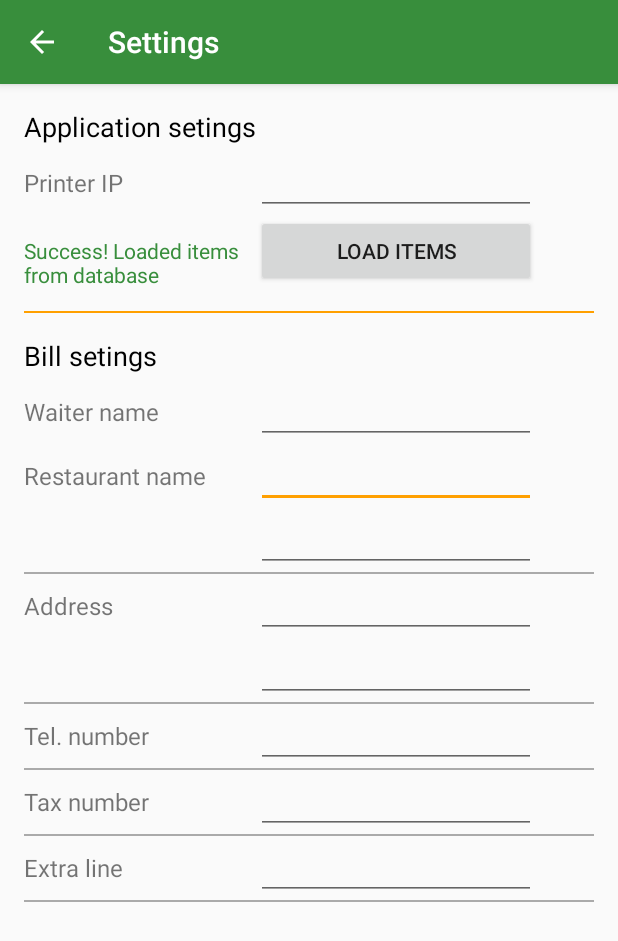
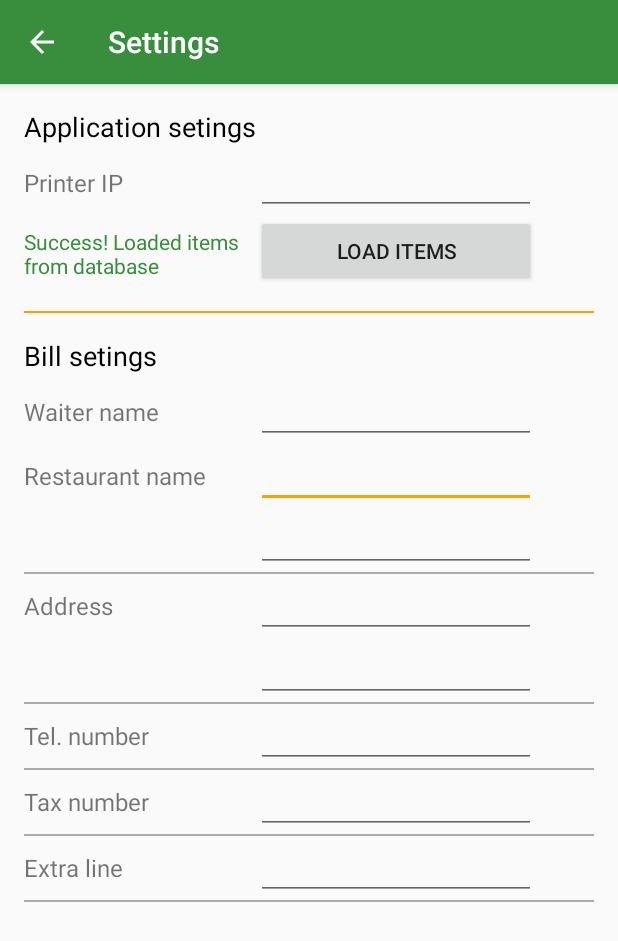
Before and after one commit to Laurensdc/wifiprinter, an Android app: the SettingsActivity screen opened directly, with no data from a screen before it, after a tap on "LOAD ITEMS", on a phone screen of 412 x 824 dp. Shown: the top 941 px of the screen. Run offline under Robolectric (Android 15) with nearby library versions, the phone set to English and light mode, and no system bars.

Commit message:
Fix scroll glitch in settings menu, add listeners in settings menu, only show confirm dialog if something changed, refactor settings menu to only do 1 findById per edittext

```diff
--- a/app/src/main/AndroidManifest.xml
+++ b/app/src/main/AndroidManifest.xml
@@ -9,7 +9,6 @@
         android:allowBackup="true"
         android:icon="@mipmap/ic_launcher"
         android:label="@string/app_name"
-        android:supportsRtl="true"
         android:theme="@style/AppTheme">
         <activity
             android:name=".MainActivity"
@@ -30,6 +29,7 @@
         <activity
             android:name=".SettingsActivity"
             android:label="@string/settings"
+            android:windowSoftInputMode="adjustResize"
             >
 
         </activity>
--- a/app/src/main/java/de/httptandooripalace/restaurantorderprinter/SettingsActivity.java
+++ b/app/src/main/java/de/httptandooripalace/restaurantorderprinter/SettingsActivity.java
@@ -4,6 +4,8 @@ import android.content.DialogInterface;
 import android.os.Bundle;
 import android.support.v7.app.AlertDialog;
 import android.support.v7.app.AppCompatActivity;
+import android.text.Editable;
+import android.text.TextWatcher;
 import android.view.View;
 import android.widget.TextView;
 import android.widget.Toast;
@@ -13,47 +15,93 @@ import helpers.HttpHandler;
 import helpers.SharedPrefHelper;
 
 public class SettingsActivity extends AppCompatActivity {
+    private boolean somethingChanged;
+
+    private TextView printer_ip, name_line_1, name_line_2, addr_line_1, addr_line_2, tel_line,
+        tax_nr, extra_line, waiter_name;
+
+    private TextWatcher textwatcher;
 
     @Override
     protected void onCreate(Bundle savedInstanceState) {
         super.onCreate(savedInstanceState);
         setContentView(R.layout.settings_activity);
 
+        somethingChanged = false;
+
         // Add back button
         getSupportActionBar().setDisplayHomeAsUpEnabled(true);
         getSupportActionBar().setDisplayShowHomeEnabled(true);
 
+        printer_ip = (TextView) findViewById(R.id.printer_ip);
+        name_line_1 = (TextView) findViewById(R.id.name_line_1);
+        name_line_2 = (TextView) findViewById(R.id.name_line_2);
+        addr_line_1 = (TextView) findViewById(R.id.addr_line_1);
+        addr_line_2 = (TextView) findViewById(R.id.addr_line_2);
+        tel_line = (TextView) findViewById(R.id.tel_line);
+        tax_nr = (TextView) findViewById(R.id.tax_nr);
+        extra_line = (TextView) findViewById(R.id.extra_line);
+        waiter_name = (TextView) findViewById(R.id.waitername);
+
         Settings settings = SharedPrefHelper.loadSettings(getApplicationContext());
         if(settings != null) {
-            ((TextView) findViewById(R.id.printer_ip)).setText(settings.getPrinterIp());
-            ((TextView) findViewById(R.id.name_line_1)).setText(settings.getNameLine1());
-            ((TextView) findViewById(R.id.name_line_2)).setText(settings.getNameLine2());
-            ((TextView) findViewById(R.id.addr_line_1)).setText(settings.getAddrLine1());
-            ((TextView) findViewById(R.id.addr_line_2)).setText(settings.getAddrLine2());
-            ((TextView) findViewById(R.id.tel_line)).setText(settings.getTelLine());
-            ((TextView) findViewById(R.id.tax_nr)).setText(settings.getTaxLine());
-            ((TextView) findViewById(R.id.extra_line)).setText(settings.getExtraLine());
-            ((TextView) findViewById(R.id.waitername)).setText(settings.getWaiter());
+            printer_ip.setText(settings.getPrinterIp());
+            name_line_1.setText(settings.getNameLine1());
+            name_line_2.setText(settings.getNameLine2());
+            addr_line_1.setText(settings.getAddrLine1());
+            addr_line_2.setText(settings.getAddrLine2());
+            tel_line.setText(settings.getTelLine());
+            tax_nr.setText(settings.getTaxLine());
+            extra_line.setText(settings.getExtraLine());
+            waiter_name.setText(settings.getWaiter());
         }
 
-        TextView restn = (TextView) findViewById(R.id.name_line_1);
-        restn.requestFocus();
+        name_line_1.requestFocus();
 
-        TextView iptv = (TextView) findViewById(R.id.printer_ip);
-        iptv.setOnFocusChangeListener(new View.OnFocusChangeListener() {
+        printer_ip.setOnFocusChangeListener(new View.OnFocusChangeListener() {
             @Override
             public void onFocusChange(View v, boolean hasFocus) {
                 if(hasFocus) {
+                    // Warn user not to change IP address of printer
                     Toast.makeText(getApplicationContext(), getText(R.string.changing_ip),
                             Toast.LENGTH_LONG).show();
                 }
             }
         });
 
+        textwatcher = new TextWatcher() {
+            @Override
+            public void beforeTextChanged(CharSequence s, int start, int count, int after) {}
+
+            @Override
+            public void onTextChanged(CharSequence s, int start, int before, int count) {}
+
+            @Override
+            public void afterTextChanged(Editable s) {
+                somethingChanged = true;
+            }
+        };
+
+        printer_ip.addTextChangedListener(textwatcher);
+        name_line_1.addTextChangedListener(textwatcher);
+        name_line_2.addTextChangedListener(textwatcher);
+        addr_line_1.addTextChangedListener(textwatcher);
+        addr_line_2.addTextChangedListener(textwatcher);
+        tel_line.addTextChangedListener(textwatcher);
+        tax_nr.addTextChangedListener(textwatcher);
+        extra_line.addTextChangedListener(textwatcher);
+        waiter_name.addTextChangedListener(textwatcher);
+
     }
 
     @Override
     public boolean onSupportNavigateUp() {
+        if(!somethingChanged) {
+            onBackPressed();
+            return true;
+        }
+
+
         AlertDialog.Builder builder = new AlertDialog.Builder(this);
 
         builder.setTitle(getText(R.string.save_settings));
@@ -62,15 +110,15 @@ public class SettingsActivity extends AppCompatActivity {
         builder.setPositiveButton(getText(R.string.yes), new DialogInterface.OnClickListener() {
             public void onClick(DialogInterface dialog, int which) {
                 entities.Settings settings = new Settings(
-                        ((TextView) findViewById(R.id.printer_ip)).getText().toString(),
-                        ((TextView) findViewById(R.id.name_line_1)).getText().toString(),
-                        ((TextView) findViewById(R.id.name_line_2)).getText().toString(),
-                        ((TextView) findViewById(R.id.addr_line_1)).getText().toString(),
-                        ((TextView) findViewById(R.id.addr_line_2)).getText().toString(),
-                        ((TextView) findViewById(R.id.tel_line)).getText().toString(),
-                        ((TextView) findViewById(R.id.tax_nr)).getText().toString(),
-                        ((TextView) findViewById(R.id.extra_line)).getText().toString(),
-                        ((TextView) findViewById(R.id.waitername)).getText().toString()
+                        printer_ip.getText().toString(),
+                        name_line_1.getText().toString(),
+                        name_line_2.getText().toString(),
+                        addr_line_1.getText().toString(),
+                        addr_line_2.getText().toString(),
+                        tel_line.getText().toString(),
+                        tax_nr.getText().toString(),
+                        extra_line.getText().toString(),
+                        waiter_name.getText().toString()
                 );
 
                 SharedPrefHelper.saveSettings(getApplicationContext(), settings);
--- a/app/src/main/res/layout/settings_activity.xml
+++ b/app/src/main/res/layout/settings_activity.xml
@@ -4,18 +4,29 @@
     android:id="@+id/settings_activity"
     android:layout_width="match_parent"
     android:layout_height="match_parent"
-    android:paddingBottom="@dimen/activity_vertical_margin"
-    android:paddingLeft="@dimen/activity_horizontal_margin"
-    android:paddingRight="@dimen/activity_horizontal_margin"
-    android:paddingTop="@dimen/activity_vertical_margin"
+
     tools:context="de.httptandooripalace.restaurantorderprinter.SettingsActivity">
 
-    <TableLayout
+
+    <ScrollView
         android:layout_width="match_parent"
         android:layout_height="match_parent"
         android:layout_alignParentTop="true"
         android:layout_alignParentStart="true"
         >
+
+
+
+        <TableLayout
+            android:layout_width="match_parent"
+            android:layout_height="wrap_content"
+            android:paddingBottom="@dimen/activity_vertical_margin"
+            android:paddingLeft="@dimen/activity_horizontal_margin"
+            android:paddingRight="@dimen/activity_horizontal_margin"
+            android:paddingTop="@dimen/activity_vertical_margin"
+            >
+
+
 
             <TableRow
                 android:layout_width="match_parent"
@@ -49,13 +60,16 @@
 
             </TableRow>
 
-        <TableRow>
+            <TableRow
+                android:baselineAligned="false">
 
                 <!-- Spacer -->
                 <TextView
                     android:width="150dp"
                     android:id="@+id/load_items_status"
-                android:textColor="@color/colorPrimary"/>
+                    android:textColor="@color/colorPrimary"
+                    android:layout_marginTop="8dp"
+               />
 
                 <Button
                     android:text="@string/load_items"
@@ -269,5 +283,7 @@
         </TableLayout>
 
 
+        </ScrollView>
+
 
 </RelativeLayout>
```
Lines whose indentation alone changed are shown as unchanged.
